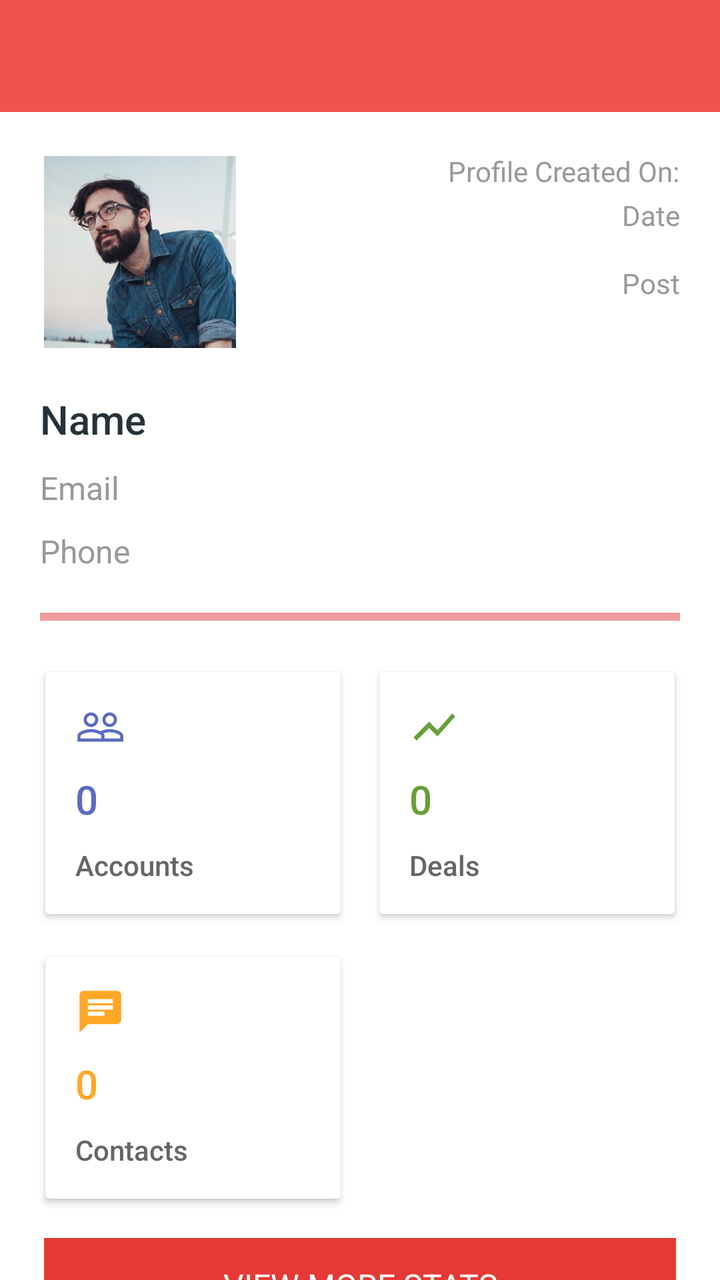
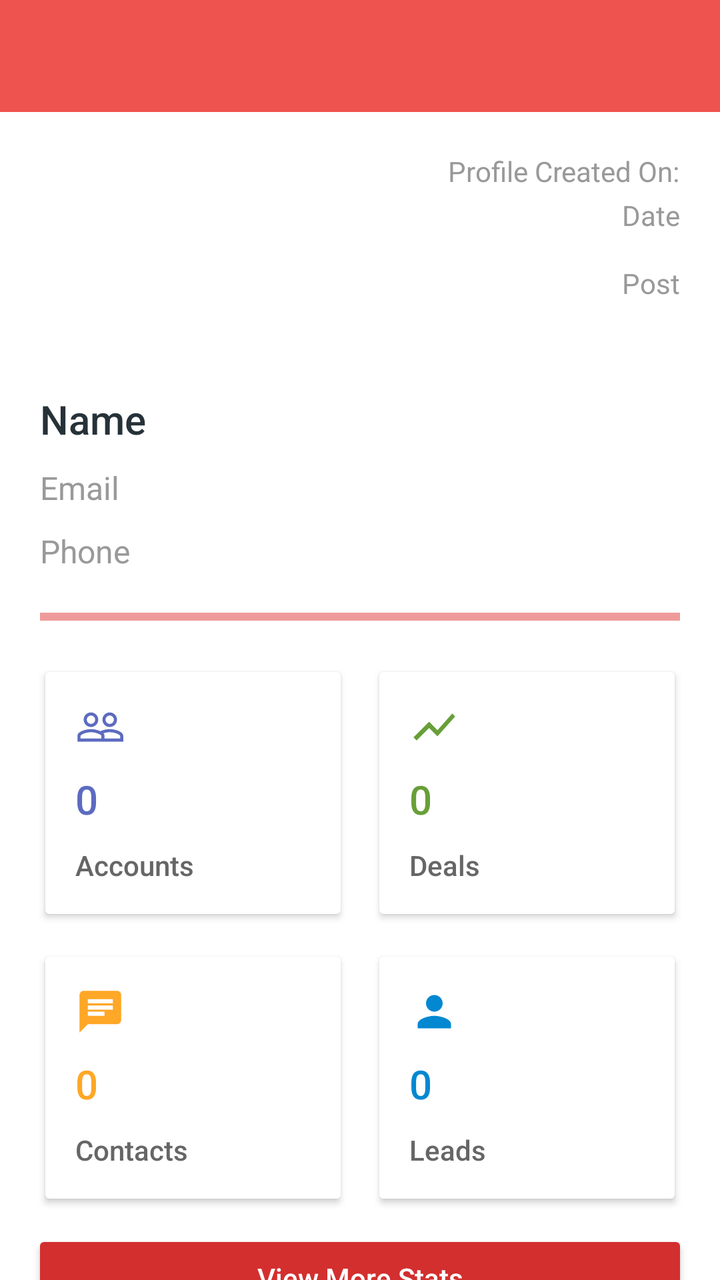

The first picture is an Android layout as it rendered before a commit; the second is the same layout after the commit. The layout source and the unified diff follow.
<!-- AndroidManifest.xml: application theme AppTheme -->
<!-- res/layout/activity_profile.xml -->
<?xml version="1.0" encoding="utf-8"?>
<LinearLayout xmlns:android="http://schemas.android.com/apk/res/android"
    xmlns:app="http://schemas.android.com/apk/res-auto"
    xmlns:tools="http://schemas.android.com/tools"
    android:id="@+id/main"
    android:orientation="vertical"
    android:layout_width="match_parent"
    android:layout_height="match_parent"
    tools:context=".UNUSEDAccountsActivity">

    <com.google.android.material.appbar.AppBarLayout
        android:layout_width="match_parent"
        android:layout_height="wrap_content">

        <include layout="@layout/toolbar" />

    </com.google.android.material.appbar.AppBarLayout>

<androidx.core.widget.NestedScrollView xmlns:android="http://schemas.android.com/apk/res/android"
    xmlns:app="http://schemas.android.com/apk/res-auto"
    android:id="@+id/nested_content"
    android:layout_width="match_parent"
    android:layout_height="match_parent"
    android:background="@android:color/white"
    android:clipToPadding="false"
    android:scrollbars="none"
    android:scrollingCache="true"
    app:layout_behavior="@string/appbar_scrolling_view_behavior">

    <LinearLayout
        android:layout_width="match_parent"
        android:layout_height="wrap_content"
        android:orientation="vertical">










        <LinearLayout
            android:layout_width="match_parent"
            android:layout_height="wrap_content"
            android:layout_marginLeft="@dimen/spacing_mlarge"
            android:layout_marginRight="@dimen/spacing_mlarge"
            android:layout_marginTop="@dimen/spacing_mlarge"
            android:orientation="horizontal">

            <ImageView
                android:id="@+id/image"
                android:layout_width="100dp"
                android:layout_height="100dp"
                android:background="@color/white"
                android:padding="@dimen/spacing_xsmall"
                android:src="@drawable/photo_male_2" />

            <View
                android:layout_width="0dp"
                android:layout_height="0dp"
                android:layout_weight="1" />

            <LinearLayout
                android:layout_width="wrap_content"
                android:layout_height="wrap_content"
                android:gravity="end|right"
                android:orientation="vertical">

                <TextView
                    android:layout_width="wrap_content"
                    android:layout_height="wrap_content"
                    android:text="Profile Created On:"
                    android:id="@+id/createdTextView"
                    android:textAppearance="@style/TextAppearance.AppCompat.Small"
                    android:textColor="@color/grey_40" />

                <TextView
                    android:layout_width="wrap_content"
                    android:layout_height="wrap_content"
                    android:layout_marginTop="@dimen/spacing_small"
                    android:text="Date"
                    android:id="@+id/dateCreatedTextView"
                    android:textAppearance="@style/TextAppearance.AppCompat.Small"
                    android:textColor="@color/grey_40" />

                <LinearLayout
                    android:layout_width="wrap_content"
                    android:layout_height="wrap_content"
                    android:layout_marginTop="@dimen/spacing_large"
                    android:gravity="center_vertical"
                    android:orientation="horizontal">









                    <TextView
                        android:layout_width="wrap_content"
                        android:layout_height="wrap_content"
                        android:text="Post"
                        android:id="@+id/postTextView"
                        android:textAppearance="@style/TextAppearance.AppCompat.Body1"
                        android:textColor="@color/grey_40" />

                </LinearLayout>

            </LinearLayout>

        </LinearLayout>

        <View
            android:layout_width="match_parent"
            android:layout_height="@dimen/spacing_mlarge" />

        <TextView
            android:layout_width="wrap_content"
            android:layout_height="wrap_content"
            android:text="Name"
            android:layout_marginLeft="@dimen/spacing_mlarge"
            android:layout_marginRight="@dimen/spacing_mlarge"
            android:id="@+id/profileNameTextView"
            android:textAppearance="@style/TextAppearance.AppCompat.Title"
            android:textColor="@color/blue_grey_900"
            app:fontFamily="sans-serif-medium" />

        <TextView
            android:layout_width="wrap_content"
            android:layout_height="wrap_content"
            android:layout_marginLeft="@dimen/spacing_mlarge"
            android:layout_marginTop="@dimen/spacing_middle"
            android:layout_marginRight="@dimen/spacing_mlarge"
            android:lineSpacingExtra="2dp"
            android:text="Email"
            android:id="@+id/emailTextView"
            android:textAppearance="@style/TextAppearance.AppCompat.Subhead"
            android:textColor="@color/grey_40" />

        <TextView
            android:layout_width="wrap_content"
            android:layout_height="wrap_content"
            android:layout_marginLeft="@dimen/spacing_mlarge"
            android:layout_marginTop="@dimen/spacing_middle"
            android:layout_marginRight="@dimen/spacing_mlarge"
            android:lineSpacingExtra="2dp"
            android:id="@+id/phoneTextView"
            android:text="Phone"
            android:textAppearance="@style/TextAppearance.AppCompat.Subhead"
            android:textColor="@color/grey_40" />

        <View
            android:layout_width="match_parent"
            android:layout_height="4dp"
            android:layout_margin="@dimen/spacing_mlarge"
            android:background="@color/red_200" />

        <LinearLayout
            android:layout_width="match_parent"
            android:layout_height="wrap_content"
            android:layout_marginLeft="@dimen/spacing_smlarge"
            android:layout_marginRight="@dimen/spacing_smlarge"
            android:orientation="horizontal">

            <androidx.cardview.widget.CardView
                android:layout_width="0dp"
                android:layout_height="wrap_content"
                android:layout_marginBottom="@dimen/spacing_xsmall"
                android:layout_marginLeft="@dimen/spacing_xsmall"
                android:layout_marginRight="@dimen/spacing_xsmall"
                android:layout_marginTop="@dimen/spacing_xsmall"
                android:layout_weight="1"
                android:visibility="visible"
                app:cardCornerRadius="2dp"
                app:cardElevation="2dp"
                app:cardUseCompatPadding="true">

                <LinearLayout
                    android:layout_width="match_parent"
                    android:layout_height="wrap_content"
                    android:orientation="vertical"
                    android:padding="@dimen/spacing_large">

                    <ImageView
                        android:layout_width="@dimen/spacing_mxlarge"
                        android:layout_height="@dimen/spacing_mxlarge"
                        app:srcCompat="@drawable/ic_people_outline"
                        app:tint="@color/indigo_400" />

                    <TextView
                        android:layout_width="wrap_content"
                        android:layout_height="wrap_content"
                        android:textSize="20dp"
                        android:id="@+id/accountsNumberTextView"
                        android:layout_marginTop="@dimen/spacing_middle"
                        android:text="0"
                        android:textAppearance="@style/Base.TextAppearance.AppCompat.Body2"
                        android:textColor="@color/indigo_400" />

                    <TextView
                        android:layout_width="wrap_content"
                        android:layout_height="wrap_content"
                        android:layout_marginTop="@dimen/spacing_middle"
                        android:text="Accounts"
                        android:textAppearance="@style/Base.TextAppearance.AppCompat.Body2"
                        android:textColor="@color/grey_60" />

                </LinearLayout>

            </androidx.cardview.widget.CardView>

            <View
                android:layout_width="@dimen/spacing_middle"
                android:layout_height="0dp" />

            <androidx.cardview.widget.CardView
                android:layout_width="0dp"
                android:layout_height="wrap_content"
                android:layout_marginBottom="@dimen/spacing_xsmall"
                android:layout_marginLeft="@dimen/spacing_xsmall"
                android:layout_marginRight="@dimen/spacing_xsmall"
                android:layout_marginTop="@dimen/spacing_xsmall"
                android:layout_weight="1"
                android:visibility="visible"
                app:cardCornerRadius="2dp"
                app:cardElevation="2dp"
                app:cardUseCompatPadding="true">

                <LinearLayout
                    android:layout_width="match_parent"
                    android:layout_height="wrap_content"
                    android:orientation="vertical"
                    android:padding="@dimen/spacing_large">

                    <ImageView
                        android:layout_width="@dimen/spacing_mxlarge"
                        android:layout_height="@dimen/spacing_mxlarge"
                        app:srcCompat="@drawable/ic_show_chart"
                        app:tint="@color/light_green_700" />

                    <TextView
                        android:layout_width="wrap_content"
                        android:layout_height="wrap_content"
                        android:textSize="20dp"
                        android:id="@+id/dealsNumberTextView"
                        android:layout_marginTop="@dimen/spacing_middle"
                        android:text="0"
                        android:textAppearance="@style/Base.TextAppearance.AppCompat.Body2"
                        android:textColor="@color/light_green_700" />

                    <TextView
                        android:layout_width="wrap_content"
                        android:layout_height="wrap_content"
                        android:layout_marginTop="@dimen/spacing_middle"
                        android:text="Deals"
                        android:textAppearance="@style/Base.TextAppearance.AppCompat.Body2"
                        android:textColor="@color/grey_60" />

                </LinearLayout>

            </androidx.cardview.widget.CardView>

        </LinearLayout>

        <LinearLayout
            android:layout_width="match_parent"
            android:layout_height="wrap_content"
            android:layout_marginLeft="@dimen/spacing_smlarge"
            android:layout_marginRight="@dimen/spacing_smlarge"
            android:layout_marginTop="@dimen/spacing_middle"
            android:orientation="horizontal">

            <androidx.cardview.widget.CardView
                android:layout_width="0dp"
                android:layout_height="wrap_content"
                android:layout_marginBottom="@dimen/spacing_xsmall"
                android:layout_marginLeft="@dimen/spacing_xsmall"
                android:layout_marginRight="@dimen/spacing_xsmall"
                android:layout_marginTop="@dimen/spacing_xsmall"
                android:layout_weight="1"
                android:visibility="visible"
                app:cardCornerRadius="2dp"
                app:cardElevation="2dp"
                app:cardUseCompatPadding="true">

                <LinearLayout
                    android:layout_width="match_parent"
                    android:layout_height="wrap_content"
                    android:orientation="vertical"
                    android:padding="@dimen/spacing_large">

                    <ImageView
                        android:layout_width="@dimen/spacing_mxlarge"
                        android:layout_height="@dimen/spacing_mxlarge"
                        app:srcCompat="@drawable/ic_chat"
                        app:tint="@color/orange_400" />

                    <TextView
                        android:layout_width="wrap_content"
                        android:layout_height="wrap_content"
                        android:textSize="20dp"
                        android:layout_marginTop="@dimen/spacing_middle"
                        android:text="0"
                        android:id="@+id/contactsNumberTextView"
                        android:textAppearance="@style/Base.TextAppearance.AppCompat.Body2"
                        android:textColor="@color/orange_400" />

                    <TextView
                        android:layout_width="wrap_content"
                        android:layout_height="wrap_content"
                        android:layout_marginTop="@dimen/spacing_middle"
                        android:text="Contacts"
                        android:textAppearance="@style/Base.TextAppearance.AppCompat.Body2"
                        android:textColor="@color/grey_60" />

                </LinearLayout>

            </androidx.cardview.widget.CardView>

            <View
                android:layout_width="@dimen/spacing_middle"
                android:layout_height="0dp" />

            <View
                android:layout_width="0dp"
                android:layout_height="wrap_content"
                android:layout_marginLeft="@dimen/spacing_xsmall"
                android:layout_marginRight="@dimen/spacing_xsmall"
                android:layout_weight="1" />

        </LinearLayout>

        <Button
            android:layout_marginLeft="@dimen/spacing_smlarge"
            android:layout_marginRight="@dimen/spacing_smlarge"
            android:layout_marginTop="@dimen/spacing_middle"
            android:id="@+id/viewMoreStatsButton"
            style="@style/Widget.AppCompat.Button.Borderless"
            android:layout_width="match_parent"
            android:layout_height="55dp"
            android:background="@drawable/btn_rect_red"
            android:text="VIEW MORE STATS"
            android:textAllCaps="false"
            android:textAppearance="@style/TextAppearance.AppCompat.Subhead"
            android:textColor="@android:color/white" />

    </LinearLayout>

</androidx.core.widget.NestedScrollView>

</LinearLayout>
<!-- res/layout/toolbar.xml (included above) -->
<?xml version="1.0" encoding="utf-8"?>
<androidx.appcompat.widget.Toolbar
    xmlns:android="http://schemas.android.com/apk/res/android"
    xmlns:app="http://schemas.android.com/apk/res-auto"
    android:id="@+id/toolbar"
    android:layout_width="match_parent"
    android:layout_height="?android:attr/actionBarSize"
    android:background="@color/colorPrimary"
    app:contentInsetStartWithNavigation="0dp"
    android:theme="@style/ThemeOverlay.AppCompat.Dark.ActionBar"
    app:popupTheme="@style/ThemeOverlay.AppCompat.Light"/>
<!-- resources referenced by this layout -->
<resources>
  <color name="blue_grey_900">#263238</color>
  <color name="colorPrimary">#ef5350</color>
  <color name="grey_40">#999999</color>
  <color name="grey_60">#666666</color>
  <color name="indigo_400">#5C6BC0</color>
  <color name="light_green_700">#689F38</color>
  <color name="orange_400">#FFA726</color>
  <color name="red_200">#EF9A9A</color>
  <color name="white">#FFFFFF</color>
  <dimen name="spacing_large">15dp</dimen>
  <dimen name="spacing_middle">10dp</dimen>
  <dimen name="spacing_mlarge">20dp</dimen>
  <dimen name="spacing_mxlarge">25dp</dimen>
  <dimen name="spacing_small">3dp</dimen>
  <dimen name="spacing_smlarge">18dp</dimen>
  <dimen name="spacing_xsmall">2dp</dimen>
  <!-- drawable btn_rect_red (drawable) -->
  <?xml version="1.0" encoding="utf-8"?>
  <selector xmlns:android="http://schemas.android.com/apk/res/android">
      <item android:state_pressed="true">
  
          <layer-list>
              <item android:bottom="4dp" android:left="4dp" android:right="4dp" android:top="4dp">
                  <shape android:shape="rectangle">
                      <solid android:color="@color/red_500" />
                      <padding android:bottom="0dp" android:left="0dp" android:right="0dp" android:top="0dp" />
                      <size android:width="110dp" android:height="40dp" />
                  </shape>
              </item>
          </layer-list>
  
      </item>
      <item android:state_focused="true">
  
          <layer-list>
              <item android:bottom="4dp" android:left="4dp" android:right="4dp" android:top="4dp">
                  <shape android:shape="rectangle">
                      <solid android:color="@color/red_500" />
                      <padding android:bottom="0dp" android:left="0dp" android:right="0dp" android:top="0dp" />
                      <size android:width="110dp" android:height="40dp" />
                  </shape>
              </item>
          </layer-list>
  
      </item>
  
      <item>
  
          <layer-list>
              <item android:bottom="4dp" android:left="4dp" android:right="4dp" android:top="4dp">
                  <shape android:shape="rectangle">
                      <solid android:color="@color/red_600" />
                      <padding android:bottom="0dp" android:left="0dp" android:right="0dp" android:top="0dp" />
                      <size android:width="110dp" android:height="40dp" />
                  </shape>
              </item>
          </layer-list>
  
      </item>
  </selector>
  <!-- drawable ic_chat (drawable) -->
  <vector xmlns:android="http://schemas.android.com/apk/res/android"
          android:width="24dp"
          android:height="24dp"
          android:viewportWidth="24.0"
          android:viewportHeight="24.0">
      <path
          android:fillColor="#FFFFFFFF"
          android:pathData="M20,2L4,2c-1.1,0 -1.99,0.9 -1.99,2L2,22l4,-4h14c1.1,0 2,-0.9 2,-2L22,4c0,-1.1 -0.9,-2 -2,-2zM6,9h12v2L6,11L6,9zM14,14L6,14v-2h8v2zM18,8L6,8L6,6h12v2z"/>
  </vector>
  <!-- drawable ic_show_chart (drawable) -->
  <vector android:height="24dp" android:tint="#FFFFFF"
      android:viewportHeight="24.0" android:viewportWidth="24.0"
      android:width="24dp" xmlns:android="http://schemas.android.com/apk/res/android">
      <path android:fillColor="#FF000000" android:pathData="M3.5,18.49l6,-6.01 4,4L22,6.92l-1.41,-1.41 -7.09,7.97 -4,-4L2,16.99z"/>
  </vector>
  <!-- drawable photo_male_2: jpg bitmap (drawable, 25319 bytes) -->
  <style name="AppTheme" parent="BaseTheme">
          <item name="android:windowContentTransitions">true</item>
  
  
          
      </style>
  <color name="red_500">#F44336</color>
  <color name="red_600">#E53935</color>
  <color name="colorPrimaryDark">#dc1814</color>
  <color name="colorAccent">#FF4081</color>
  <color name="blue_grey_600">#546E7A</color>
  <style name="Dialog.Theme" parent="Theme.AppCompat.Light.Dialog">
          <item name="colorPrimary">@color/colorPrimary</item>
          <item name="colorPrimaryDark">@color/colorPrimaryDark</item>
          <item name="colorAccent">@color/colorAccent</item>
      </style>
  <!-- unchanged entries left out for length: 2 -->
</resources>

<!-- the commit's change to res/layout/activity_profile.xml (unified diff, before → after) -->
@@ -55,7 +55,8 @@
                 android:layout_height="100dp"
                 android:background="@color/white"
                 android:padding="@dimen/spacing_xsmall"
-                android:src="@drawable/photo_male_2" />
+                 />
+
 
             <View
                 android:layout_width="0dp"
@@ -325,28 +326,75 @@
                 android:layout_width="@dimen/spacing_middle"
                 android:layout_height="0dp" />
 
-            <View
+
+
+
+
+
+
+            <androidx.cardview.widget.CardView
                 android:layout_width="0dp"
                 android:layout_height="wrap_content"
+                android:layout_marginBottom="@dimen/spacing_xsmall"
                 android:layout_marginLeft="@dimen/spacing_xsmall"
                 android:layout_marginRight="@dimen/spacing_xsmall"
-                android:layout_weight="1" />
+                android:layout_marginTop="@dimen/spacing_xsmall"
+                android:layout_weight="1"
+                android:visibility="visible"
+                app:cardCornerRadius="2dp"
+                app:cardElevation="2dp"
+                app:cardUseCompatPadding="true">
+
+                <LinearLayout
+                    android:layout_width="match_parent"
+                    android:layout_height="wrap_content"
+                    android:orientation="vertical"
+                    android:padding="@dimen/spacing_large">
+
+                    <ImageView
+                        android:layout_width="@dimen/spacing_mxlarge"
+                        android:layout_height="@dimen/spacing_mxlarge"
+                        app:srcCompat="@drawable/ic_person"
+                        app:tint="@color/light_blue_700" />
+
+                    <TextView
+                        android:layout_width="wrap_content"
+                        android:layout_height="wrap_content"
+                        android:textSize="20dp"
+                        android:id="@+id/leadsNumberTextView"
+                        android:layout_marginTop="@dimen/spacing_middle"
+                        android:text="0"
+                        android:textAppearance="@style/Base.TextAppearance.AppCompat.Body2"
+                        android:textColor="@color/light_blue_700" />
+
+                    <TextView
+                        android:layout_width="wrap_content"
+                        android:layout_height="wrap_content"
+                        android:layout_marginTop="@dimen/spacing_middle"
+                        android:text="Leads"
+                        android:textAppearance="@style/Base.TextAppearance.AppCompat.Body2"
+                        android:textColor="@color/grey_60" />
+
+                </LinearLayout>
+
+            </androidx.cardview.widget.CardView>
 
         </LinearLayout>
 
-        <Button
-            android:layout_marginLeft="@dimen/spacing_smlarge"
-            android:layout_marginRight="@dimen/spacing_smlarge"
-            android:layout_marginTop="@dimen/spacing_middle"
-            android:id="@+id/viewMoreStatsButton"
-            style="@style/Widget.AppCompat.Button.Borderless"
-            android:layout_width="match_parent"
-            android:layout_height="55dp"
-            android:background="@drawable/btn_rect_red"
-            android:text="VIEW MORE STATS"
-            android:textAllCaps="false"
-            android:textAppearance="@style/TextAppearance.AppCompat.Subhead"
-            android:textColor="@android:color/white" />
+                    <Button
+                        android:layout_width="match_parent"
+                        android:layout_marginLeft="16dp"
+                        android:layout_marginRight="16dp"
+                        android:layout_marginTop="@dimen/spacing_middle"
+                        android:layout_height="wrap_content"
+                        android:text="View More Stats"
+                        android:textAllCaps="false"
+                        android:textColor="@color/white"
+                        android:backgroundTint="@color/red_700"
+                        android:elevation="4dp"
+                        android:id="@+id/viewMoreStatsButton"/>
+
+
 
     </LinearLayout>
 
<!-- resource entries referenced after the edit -->
@@ -5,9 +5,11 @@
   <color name="grey_40">#999999</color>
   <color name="grey_60">#666666</color>
   <color name="indigo_400">#5C6BC0</color>
+  <color name="light_blue_700">#0288D1</color>
   <color name="light_green_700">#689F38</color>
   <color name="orange_400">#FFA726</color>
   <color name="red_200">#EF9A9A</color>
+  <color name="red_700">#D32F2F</color>
   <color name="white">#FFFFFF</color>
   <dimen name="spacing_large">15dp</dimen>
   <dimen name="spacing_middle">10dp</dimen>
@@ -16,50 +18,6 @@
   <dimen name="spacing_small">3dp</dimen>
   <dimen name="spacing_smlarge">18dp</dimen>
   <dimen name="spacing_xsmall">2dp</dimen>
-  <!-- drawable btn_rect_red (drawable) -->
-  <?xml version="1.0" encoding="utf-8"?>
-  <selector xmlns:android="http://schemas.android.com/apk/res/android">
-      <item android:state_pressed="true">
-  
-          <layer-list>
-              <item android:bottom="4dp" android:left="4dp" android:right="4dp" android:top="4dp">
-                  <shape android:shape="rectangle">
-                      <solid android:color="@color/red_500" />
-                      <padding android:bottom="0dp" android:left="0dp" android:right="0dp" android:top="0dp" />
-                      <size android:width="110dp" android:height="40dp" />
-                  </shape>
-              </item>
-          </layer-list>
-  
-      </item>
-      <item android:state_focused="true">
-  
-          <layer-list>
-              <item android:bottom="4dp" android:left="4dp" android:right="4dp" android:top="4dp">
-                  <shape android:shape="rectangle">
-                      <solid android:color="@color/red_500" />
-                      <padding android:bottom="0dp" android:left="0dp" android:right="0dp" android:top="0dp" />
-                      <size android:width="110dp" android:height="40dp" />
-                  </shape>
-              </item>
-          </layer-list>
-  
-      </item>
-  
-      <item>
-  
-          <layer-list>
-              <item android:bottom="4dp" android:left="4dp" android:right="4dp" android:top="4dp">
-                  <shape android:shape="rectangle">
-                      <solid android:color="@color/red_600" />
-                      <padding android:bottom="0dp" android:left="0dp" android:right="0dp" android:top="0dp" />
-                      <size android:width="110dp" android:height="40dp" />
-                  </shape>
-              </item>
-          </layer-list>
-  
-      </item>
-  </selector>
   <!-- drawable ic_chat (drawable) -->
   <vector xmlns:android="http://schemas.android.com/apk/res/android"
           android:width="24dp"
@@ -70,21 +28,28 @@
           android:fillColor="#FFFFFFFF"
           android:pathData="M20,2L4,2c-1.1,0 -1.99,0.9 -1.99,2L2,22l4,-4h14c1.1,0 2,-0.9 2,-2L22,4c0,-1.1 -0.9,-2 -2,-2zM6,9h12v2L6,11L6,9zM14,14L6,14v-2h8v2zM18,8L6,8L6,6h12v2z"/>
   </vector>
+  <!-- drawable ic_person (drawable) -->
+  <vector xmlns:android="http://schemas.android.com/apk/res/android"
+          android:width="24dp"
+          android:height="24dp"
+          android:viewportWidth="24.0"
+          android:viewportHeight="24.0">
+      <path
+          android:fillColor="#FFFFFFFF"
+          android:pathData="M12,12c2.21,0 4,-1.79 4,-4s-1.79,-4 -4,-4 -4,1.79 -4,4 1.79,4 4,4zM12,14c-2.67,0 -8,1.34 -8,4v2h16v-2c0,-2.66 -5.33,-4 -8,-4z"/>
+  </vector>
   <!-- drawable ic_show_chart (drawable) -->
   <vector android:height="24dp" android:tint="#FFFFFF"
       android:viewportHeight="24.0" android:viewportWidth="24.0"
       android:width="24dp" xmlns:android="http://schemas.android.com/apk/res/android">
       <path android:fillColor="#FF000000" android:pathData="M3.5,18.49l6,-6.01 4,4L22,6.92l-1.41,-1.41 -7.09,7.97 -4,-4L2,16.99z"/>
   </vector>
-  <!-- drawable photo_male_2: jpg bitmap (drawable, 25319 bytes) -->
   <style name="AppTheme" parent="BaseTheme">
           <item name="android:windowContentTransitions">true</item>
   
   
           
       </style>
-  <color name="red_500">#F44336</color>
-  <color name="red_600">#E53935</color>
   <color name="colorPrimaryDark">#dc1814</color>
   <color name="colorAccent">#FF4081</color>
   <color name="blue_grey_600">#546E7A</color>
